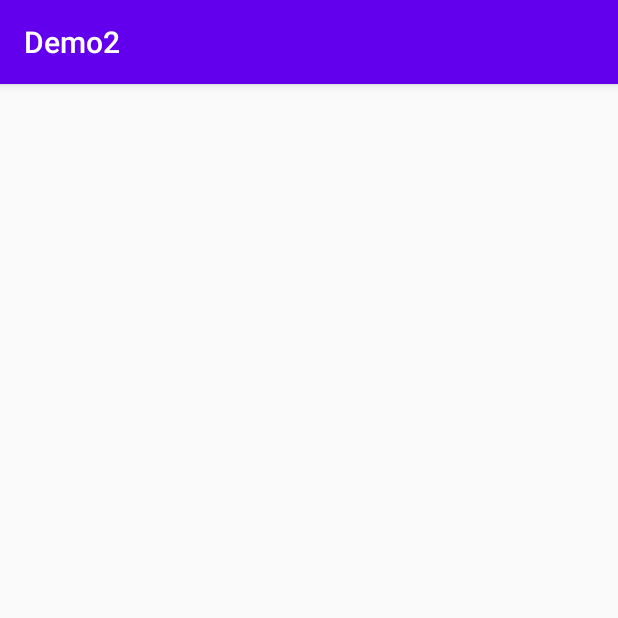
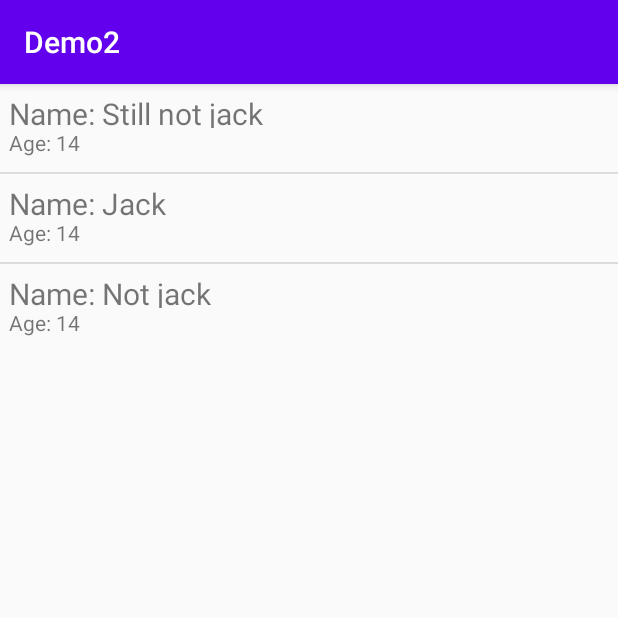
Before and after one commit to chocoyo/Demo2, an Android app: the screen it shows after launch (MainActivity), on a phone screen of 412 x 824 dp, the top half of it. Run offline under Robolectric (Android 15) with nearby library versions, the phone set to English and light mode, and no system bars.

Commit message:
Added List Item Support and The Object To Sort

```diff
--- a/app/src/main/java/com/mhodges/demo2/Doggo.java
+++ b/app/src/main/java/com/mhodges/demo2/Doggo.java
@@ -1,11 +1,20 @@
 package com.mhodges.demo2;
 
-public class Doggo {
+public class Doggo implements Comparable<Doggo> {
     private String name;
     private String breed;
     private int age;
     private float height;
     private float weight;
+
+    public Doggo (String name, String breed, int age, float height, float weight) {
+        this.name = name;
+        this.breed = breed;
+        this.age = age;
+        this.height = height;
+        this.weight = weight;
+    }
+
 
     public String getName() {
         return name;
@@ -46,4 +55,9 @@ public class Doggo {
     public void setWeight(float weight) {
         this.weight = weight;
     }
+
+    @Override
+    public int compareTo(Doggo doggo) {
+        return Float.compare(getWeight(), doggo.getWeight());
+    }
 }
--- /dev/null
+++ b/app/src/main/java/com/mhodges/demo2/DoggoAdapter.java
@@ -0,0 +1,45 @@
+package com.mhodges.demo2;
+
+import android.content.Context;
+import android.view.LayoutInflater;
+import android.view.View;
+import android.view.ViewGroup;
+import android.widget.ArrayAdapter;
+import android.widget.TextView;
+
+import java.util.ArrayList;
+
+
+
+public class DoggoAdapter extends ArrayAdapter<Doggo> {
+
+    private ArrayList<Doggo> items;
+
+    public DoggoAdapter(Context context, int textViewResourceId, ArrayList<Doggo> items) {
+        super(context, textViewResourceId, items);
+        this.items = items;
+    }
+
+    //This method is called once for every item in the ArrayList as the list is loaded.
+    //It returns a View -- a list item in the ListView -- for each item in the ArrayList
+    @Override
+    public View getView(int position, View convertView, ViewGroup parent) {
+        View v = convertView;
+        if (v == null) {
+            LayoutInflater vi = (LayoutInflater)getContext().getSystemService(Context.LAYOUT_INFLATER_SERVICE);
+            v = vi.inflate(R.layout.list_item, null);
+        }
+        Doggo o = items.get(position);
+        if (o != null) {
+            TextView tt = (TextView) v.findViewById(R.id.toptext);
+            TextView bt = (TextView) v.findViewById(R.id.bottomtext);
+            if (tt != null) {
+                tt.setText("Name: " + o.getName());
+            }
+            if (bt != null) {
+                bt.setText("Age: " + o.getAge());
+            }
+        }
+        return v;
+    }
+}
--- a/app/src/main/java/com/mhodges/demo2/MainActivity.java
+++ b/app/src/main/java/com/mhodges/demo2/MainActivity.java
@@ -3,13 +3,29 @@ package com.mhodges.demo2;
 import androidx.appcompat.app.AppCompatActivity;
 
 import android.os.Bundle;
+import android.widget.ListView;
+
+import java.util.ArrayList;
+import java.util.Collection;
+import java.util.Collections;
 
 public class MainActivity extends AppCompatActivity {
+    private ArrayList<Doggo> doggoArrayList;
 
     @Override
     protected void onCreate(Bundle savedInstanceState) {
         super.onCreate(savedInstanceState);
         setContentView(R.layout.activity_main);
+
+        doggoArrayList = new ArrayList<Doggo>();
+
+        doggoArrayList.add(new Doggo("Jack", "TerrBoy", 14, 23, 10));
+        doggoArrayList.add(new Doggo("Not jack", "TerrBoy", 14, 23, 9));
+        doggoArrayList.add(new Doggo("Still not jack", "TerrBoy", 14, 23, 11));
+
+        Collections.sort(doggoArrayList, Collections.<Doggo>reverseOrder());
+        DoggoAdapter doggoAdapter = new DoggoAdapter(this, R.layout.list_item, doggoArrayList);
+        ((ListView)findViewById(R.id.lvDoggo)).setAdapter(doggoAdapter);
     }
 
 
--- /dev/null
+++ b/app/src/main/res/layout/list_item.xml
@@ -0,0 +1,32 @@
+<?xml version="1.0" encoding="utf-8"?>
+<LinearLayout xmlns:android="http://schemas.android.com/apk/res/android"
+    android:layout_width="match_parent"
+    android:layout_height="?android:attr/listPreferredItemHeight"
+    android:padding="6dip"
+    android:orientation="horizontal">
+    <LinearLayout
+        android:orientation="vertical"
+        android:layout_width="0dip"
+        android:layout_weight="1"
+        android:layout_height="match_parent">
+        <TextView
+            android:id="@+id/toptext"
+            android:layout_width="match_parent"
+            android:layout_height="0dp"
+            android:layout_weight="1"
+            android:textSize="20sp"
+            android:gravity="center_vertical" />
+        <TextView
+            android:id="@+id/bottomtext"
+            android:layout_width="match_parent"
+            android:layout_height="0dp"
+            android:layout_weight="1"
+            android:singleLine="true"
+            android:ellipsize="marquee" />
+        <!--<Button
+            android:id="@+id/btnListItem"
+            android:layout_width="wrap_content"
+            android:layout_height="wrap_content"
+            android:text="ClickME!"/>-->
+    </LinearLayout>
+</LinearLayout>
```
